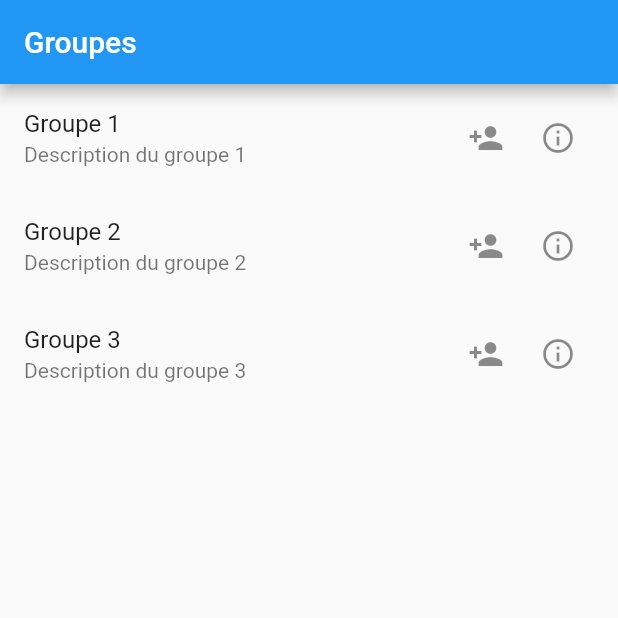
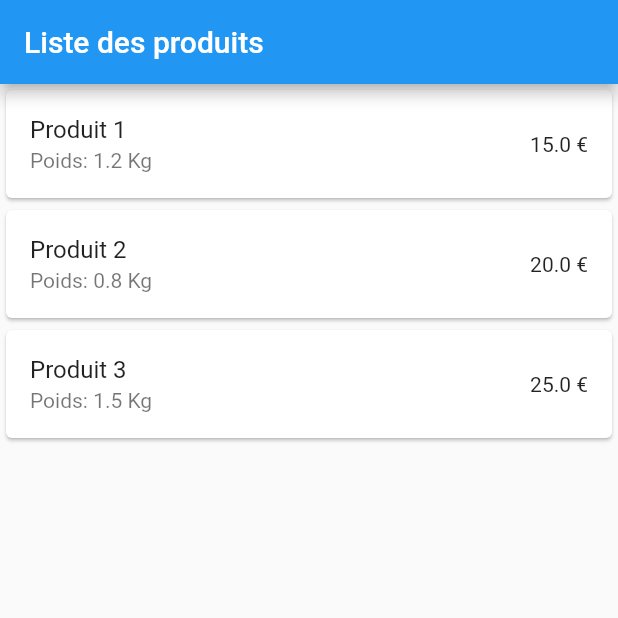
Before and after one commit to M0onstruck/dolibarrMobile, a Flutter app: the screen it shows after launch, on a phone screen of 412 x 824 dp, the top half of it. Run offline on Flutter 3.47's test engine with Material 2 defaults, Android fonts, the phone set to English and light mode, and no system bars; accounts and stored records are empty.

Commit message:
produits et liste produits

```diff
--- a/lib/liste_produits.dart
+++ b/lib/liste_produits.dart
@@ -0,0 +1,112 @@
+import 'package:flutter/material.dart';
+
+class Product {
+  String label;
+  bool inStock;
+  bool inPurchase;
+  double weight;
+  String countryOfOrigin;
+  double salePrice;
+
+  Product({
+    required this.label,
+    required this.inStock,
+    required this.inPurchase,
+    required this.weight,
+    required this.countryOfOrigin,
+    required this.salePrice,
+  });
+}
+
+class ProductListPage extends StatelessWidget {
+  final List<Product> products = [
+    Product(
+      label: 'Produit 1',
+      inStock: true,
+      inPurchase: false,
+      weight: 1.2,
+      countryOfOrigin: 'France',
+      salePrice: 15.0,
+    ),
+    Product(
+      label: 'Produit 2',
+      inStock: false,
+      inPurchase: true,
+      weight: 0.8,
+      countryOfOrigin: 'Espagne',
+      salePrice: 20.0,
+    ),
+    Product(
+      label: 'Produit 3',
+      inStock: true,
+      inPurchase: true,
+      weight: 1.5,
+      countryOfOrigin: 'Italie',
+      salePrice: 25.0,
+    ),
+  ];
+
+  @override
+  Widget build(BuildContext context) {
+    return Scaffold(
+      appBar: AppBar(
+        title: Text('Liste des produits'),
+      ),
+      body: ListView.builder(
+        itemCount: products.length,
+        itemBuilder: (context, index) {
+          final product = products[index];
+          return Card(
+            child: ListTile(
+              title: Text(product.label),
+              subtitle: Text('Poids: ${product.weight} Kg'),
+              trailing: Text('${product.salePrice} €'),
+              onTap: () {
+                Navigator.push(
+                  context,
+                  MaterialPageRoute(
+                    builder: (context) => ProductDetailsPage(product: product),
+                  ),
+                );
+              },
+            ),
+          );
+        },
+      ),
+    );
+  }
+}
+
+class ProductDetailsPage extends StatelessWidget {
+  final Product product;
+
+  ProductDetailsPage({required this.product});
+
+  @override
+  Widget build(BuildContext context) {
+    return Scaffold(
+      appBar: AppBar(
+        title: Text('Détails du produit'),
+      ),
+      body: Padding(
+        padding: EdgeInsets.all(16.0),
+        child: Column(
+          crossAxisAlignment: CrossAxisAlignment.start,
+          children: [
+            Text(product.label, style: TextStyle(fontSize: 24.0, fontWeight: FontWeight.bold)),
+            SizedBox(height: 16.0),
+            Text('En stock: ${product.inStock ? "Oui" : "Non"}'),
+            SizedBox(height: 8.0),
+            Text('Disponible à l\'achat: ${product.inPurchase ? "Oui" : "Non"}'),
+            SizedBox(height: 8.0),
+            Text('Poids: ${product.weight} Kg'),
+            SizedBox(height: 8.0),
+            Text('Pays d\'origine: ${product.countryOfOrigin}'),
+            SizedBox(height: 8.0),
+            Text('Prix de vente: ${product.salePrice} €'),
+          ],
+        ),
+      ),
+    );
+  }
+}
--- a/lib/main.dart
+++ b/lib/main.dart
@@ -7,6 +7,8 @@ import 'package:flutter/material.dart';
 import 'package:dolibarrmobile/liste_utilisateurs.dart';
 import 'package:dolibarrmobile/Create_groupe.dart';
 import 'package:dolibarrmobile/add_users_group.dart';
+import 'package:dolibarrmobile/create_product.dart';
+import 'package:dolibarrmobile/liste_produits.dart';
 
 void main() {
   runApp(const MyApp());
@@ -20,7 +22,7 @@ class MyApp extends StatelessWidget {
     return MaterialApp(
       debugShowCheckedModeBanner: false,
       theme: ThemeData(primarySwatch: Colors.blue),
-      home: GroupListPage()
+      home: ProductListPage()
     );
   }
 }
```
Also changed, not shown: lib/create_product.dart (+87 -0 lines), lib/creation_commande.dart (added, +165 -0 lines).
